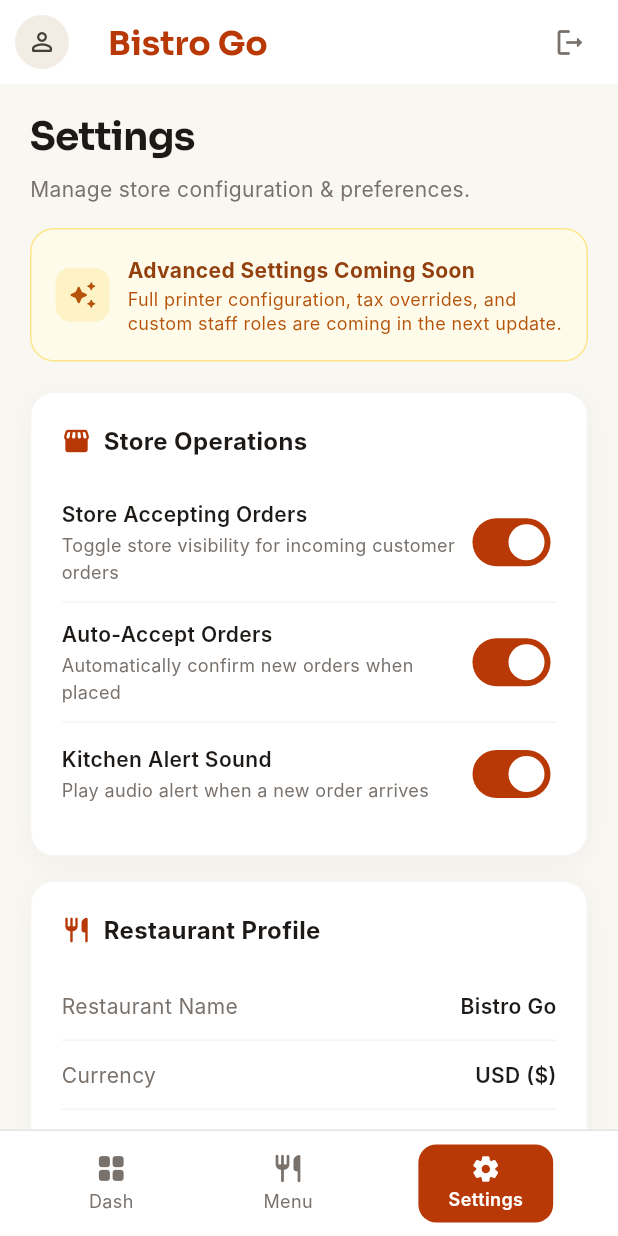
After one commit to AbdullahNasrullah10937/Bistro-Go, a Flutter app: the AdminSettingsScreen screen opened by its route, on a phone screen of 412 x 824 dp. The commit adds this screen. Run offline on Flutter 3.47's test engine with Material 3 defaults, Android fonts, the phone set to English and light mode, and no system bars; our stand-ins replace cached_network_image, flutter_riverpod, go_router, google_fonts, image_picker, shimmer and 1 more; missing offline and left inert: flutter_stripe; accounts and stored records are empty.

Commit message:
feat: add AdminSettingsScreen, remove notification icon from admin top bars, and wire Settings tab

```diff
--- a/lib/core/router/app_router.dart
+++ b/lib/core/router/app_router.dart
@@ -24,6 +24,7 @@ import '../../features/admin/admin_dashboard_screen.dart';
 import '../../features/admin/admin_order_detail_screen.dart';
 import '../../features/admin/menu_management_screen.dart';
 import '../../features/admin/add_edit_menu_item_screen.dart';
+import '../../features/admin/admin_settings_screen.dart';
 import '../../features/ai_assistant/ai_assistant_screen.dart';
 import '../../features/home/main_shell.dart';
 
@@ -50,6 +51,7 @@ abstract class AppRoutes {
   static const menuManagement = '/admin/menu';
   static const addMenuItem = '/admin/menu/add';
   static const editMenuItem = '/admin/menu/edit/:id';
+  static const adminSettings = '/admin/settings';
   static const aiAssistant = '/ai-assistant';
 }
 
@@ -173,6 +175,10 @@ final routerProvider = Provider<GoRouter>((ref) {
         builder: (context, state) =>
             AddEditMenuItemScreen(itemId: state.pathParameters['id']),
       ),
+      GoRoute(
+        path: AppRoutes.adminSettings,
+        builder: (context, state) => const AdminSettingsScreen(),
+      ),
     ],
     errorBuilder: (context, state) => Scaffold(
       body: Center(child: Text('Page not found: ${state.error}')),
--- a/lib/features/admin/admin_dashboard_screen.dart
+++ b/lib/features/admin/admin_dashboard_screen.dart
@@ -78,10 +78,6 @@ class _AdminDashboardScreenState extends ConsumerState<AdminDashboardScreen> {
           ),
         ),
         actions: [
-          IconButton(
-            icon: const Icon(Icons.notifications_none_rounded, color: Color(0xFF292524), size: 24),
-            onPressed: () {},
-          ),
           IconButton(
             icon: const Icon(Icons.logout_rounded, color: Color(0xFF78716C), size: 22),
             tooltip: 'Sign Out',
@@ -235,11 +231,7 @@ class _AdminDashboardScreenState extends ConsumerState<AdminDashboardScreen> {
 
               // Settings Tab
               InkWell(
-                onTap: () {
-                  ScaffoldMessenger.of(context).showSnackBar(
-                    const SnackBar(content: Text('Settings feature coming soon.')),
-                  );
-                },
+                onTap: () => context.push(AppRoutes.adminSettings),
                 borderRadius: BorderRadius.circular(12),
                 child: Padding(
                   padding: const EdgeInsets.symmetric(horizontal: 16, vertical: 6),
@@ -543,7 +535,6 @@ class _AdminOrderTile extends ConsumerWidget {
         OrderStatus.ready => (const Color(0xFFDCFCE7), const Color(0xFF15803D)),
         OrderStatus.completed => (const Color(0xFFDCFCE7), const Color(0xFF15803D)),
         OrderStatus.cancelled => (const Color(0xFFFEE2E2), const Color(0xFFB91C1C)),
-        _ => (const Color(0xFFF3F4F6), const Color(0xFF4B5563)),
       };
 
   IconData _statusIcon(OrderStatus s) => switch (s) {
@@ -553,6 +544,5 @@ class _AdminOrderTile extends ConsumerWidget {
         OrderStatus.ready => Icons.done_all_rounded,
         OrderStatus.completed => Icons.check_circle_rounded,
         OrderStatus.cancelled => Icons.cancel_outlined,
-        _ => Icons.info_outline,
       };
 }
--- a/lib/features/admin/admin_order_detail_screen.dart
+++ b/lib/features/admin/admin_order_detail_screen.dart
@@ -37,13 +37,6 @@ class AdminOrderDetailScreen extends ConsumerWidget {
             color: Color(0xFFB83806),
           ),
         ),
-        actions: [
-          IconButton(
-            icon: const Icon(Icons.notifications_none_rounded, color: Color(0xFF292524), size: 24),
-            onPressed: () {},
-          ),
-          const SizedBox(width: 8),
-        ],
       ),
       body: orderAsync.when(
         data: (order) => SingleChildScrollView(
--- /dev/null
+++ b/lib/features/admin/admin_settings_screen.dart
@@ -0,0 +1,460 @@
+// lib/features/admin/admin_settings_screen.dart
+import 'package:flutter/material.dart';
+import 'package:flutter_riverpod/flutter_riverpod.dart';
+import 'package:go_router/go_router.dart';
+import '../../core/constants/app_colors.dart';
+import '../../core/router/app_router.dart';
+import '../../services/auth_service.dart';
+
+class AdminSettingsScreen extends ConsumerStatefulWidget {
+  const AdminSettingsScreen({super.key});
+
+  @override
+  ConsumerState<AdminSettingsScreen> createState() => _AdminSettingsScreenState();
+}
+
+class _AdminSettingsScreenState extends ConsumerState<AdminSettingsScreen> {
+  bool _soundAlerts = true;
+  bool _autoAccept = true;
+  bool _isOpen = true;
+
+  @override
+  Widget build(BuildContext context) {
+    return Scaffold(
+      backgroundColor: const Color(0xFFF9F7F2),
+      appBar: AppBar(
+        backgroundColor: Colors.white,
+        elevation: 0,
+        scrolledUnderElevation: 0.5,
+        leading: Padding(
+          padding: const EdgeInsets.all(10.0),
+          child: CircleAvatar(
+            backgroundColor: const Color(0xFFF2ECE4),
+            child: const Icon(Icons.person_outline_rounded, size: 20, color: Color(0xFF44403C)),
+          ),
+        ),
+        title: const Text(
+          'Bistro Go',
+          style: TextStyle(
+            fontFamily: 'Sora',
+            fontSize: 22,
+            fontWeight: FontWeight.bold,
+            color: Color(0xFFB83806),
+          ),
+        ),
+        actions: [
+          IconButton(
+            icon: const Icon(Icons.logout_rounded, color: Color(0xFF78716C), size: 22),
+            tooltip: 'Sign Out',
+            onPressed: () async {
+              await ref.read(authServiceProvider).signOut();
+              if (context.mounted) context.go(AppRoutes.adminLogin);
+            },
+          ),
+          const SizedBox(width: 8),
+        ],
+      ),
+      body: SingleChildScrollView(
+        padding: const EdgeInsets.fromLTRB(20, 16, 20, 32),
+        child: Column(
+          crossAxisAlignment: CrossAxisAlignment.start,
+          children: [
+            const Text(
+              'Settings',
+              style: TextStyle(
+                fontFamily: 'Sora',
+                fontSize: 26,
+                fontWeight: FontWeight.bold,
+                color: Color(0xFF1C1917),
+                letterSpacing: -0.5,
+              ),
+            ),
+            const SizedBox(height: 4),
+            const Text(
+              'Manage store configuration & preferences.',
+              style: TextStyle(
+                fontFamily: 'Inter',
+                fontSize: 14,
+                color: Color(0xFF78716C),
+              ),
+            ),
+            const SizedBox(height: 16),
+
+            // Coming Soon Notice Banner
+            Container(
+              width: double.infinity,
+              padding: const EdgeInsets.all(16),
+              decoration: BoxDecoration(
+                color: const Color(0xFFFFFBEB),
+                borderRadius: BorderRadius.circular(16),
+                border: Border.all(color: const Color(0xFFFDE68A)),
+              ),
+              child: Row(
+                children: [
+                  Container(
+                    padding: const EdgeInsets.all(8),
+                    decoration: BoxDecoration(
+                      color: const Color(0xFFFEF3C7),
+                      borderRadius: BorderRadius.circular(10),
+                    ),
+                    child: const Icon(Icons.auto_awesome_rounded, color: Color(0xFFB45309), size: 20),
+                  ),
+                  const SizedBox(width: 12),
+                  Expanded(
+                    child: Column(
+                      crossAxisAlignment: CrossAxisAlignment.start,
+                      children: const [
+                        Text(
+                          'Advanced Settings Coming Soon',
+                          style: TextStyle(
+                            fontFamily: 'Inter',
+                            fontSize: 14,
+                            fontWeight: FontWeight.bold,
+                            color: Color(0xFF92400E),
+                          ),
+                        ),
+                        SizedBox(height: 2),
+                        Text(
+                          'Full printer configuration, tax overrides, and custom staff roles are coming in the next update.',
+                          style: TextStyle(
+                            fontFamily: 'Inter',
+                            fontSize: 12,
+                            color: Color(0xFFB45309),
+                            height: 1.3,
+                          ),
+                        ),
+                      ],
+                    ),
+                  ),
+                ],
+              ),
+            ),
+            const SizedBox(height: 20),
+
+            // Section 1: Store Operations
+            _CardContainer(
+              title: 'Store Operations',
+              icon: Icons.storefront_rounded,
+              child: Column(
+                children: [
+                  _SettingSwitchTile(
+                    title: 'Store Accepting Orders',
+                    subtitle: 'Toggle store visibility for incoming customer orders',
+                    value: _isOpen,
+                    onChanged: (v) => setState(() => _isOpen = v),
+                  ),
+                  const Divider(height: 1, color: Color(0xFFF5F5F4)),
+                  _SettingSwitchTile(
+                    title: 'Auto-Accept Orders',
+                    subtitle: 'Automatically confirm new orders when placed',
+                    value: _autoAccept,
+                    onChanged: (v) => setState(() => _autoAccept = v),
+                  ),
+                  const Divider(height: 1, color: Color(0xFFF5F5F4)),
+                  _SettingSwitchTile(
+                    title: 'Kitchen Alert Sound',
+                    subtitle: 'Play audio alert when a new order arrives',
+                    value: _soundAlerts,
+                    onChanged: (v) => setState(() => _soundAlerts = v),
+                  ),
+                ],
+              ),
+            ),
+            const SizedBox(height: 16),
+
+            // Section 2: Restaurant Profile
+            _CardContainer(
+              title: 'Restaurant Profile',
+              icon: Icons.restaurant_rounded,
+              child: Column(
+                children: const [
+                  _InfoRow(label: 'Restaurant Name', value: 'Bistro Go'),
+                  Divider(height: 1, color: Color(0xFFF5F5F4)),
+                  _InfoRow(label: 'Currency', value: r'USD ($)'),
+                  Divider(height: 1, color: Color(0xFFF5F5F4)),
+                  _InfoRow(label: 'Tax Rate', value: '8.5%'),
+                  Divider(height: 1, color: Color(0xFFF5F5F4)),
+                  _InfoRow(label: 'Default Prep Time', value: '20 mins'),
+                ],
+              ),
+            ),
+            const SizedBox(height: 16),
+
+            // Section 3: Admin Account
+            _CardContainer(
+              title: 'Account & Version',
+              icon: Icons.admin_panel_settings_rounded,
+              child: Column(
+                children: [
+                  const _InfoRow(label: 'Role', value: 'Administrator'),
+                  const Divider(height: 1, color: Color(0xFFF5F5F4)),
+                  const _InfoRow(label: 'App Version', value: 'v1.0.0 (Release)'),
+                  const SizedBox(height: 16),
+                  SizedBox(
+                    width: double.infinity,
+                    height: 44,
+                    child: OutlinedButton.icon(
+                      onPressed: () async {
+                        await ref.read(authServiceProvider).signOut();
+                        if (context.mounted) context.go(AppRoutes.adminLogin);
+                      },
+                      icon: const Icon(Icons.logout_rounded, size: 18, color: AppColors.error),
+                      label: const Text(
+                        'Sign Out of Admin Portal',
+                        style: TextStyle(
+                          fontFamily: 'Inter',
+                          fontSize: 14,
+                          fontWeight: FontWeight.w600,
+                          color: AppColors.error,
+                        ),
+                      ),
+                      style: OutlinedButton.styleFrom(
+                        side: const BorderSide(color: AppColors.error),
+                        shape: RoundedRectangleBorder(borderRadius: BorderRadius.circular(10)),
+                        backgroundColor: Colors.white,
+                      ),
+                    ),
+                  ),
+                ],
+              ),
+            ),
+          ],
+        ),
+      ),
+      bottomNavigationBar: Container(
+        decoration: const BoxDecoration(
+          color: Colors.white,
+          border: Border(top: BorderSide(color: Color(0xFFE7E5E4))),
+        ),
+        padding: const EdgeInsets.symmetric(vertical: 8, horizontal: 16),
+        child: SafeArea(
+          child: Row(
+            mainAxisAlignment: MainAxisAlignment.spaceAround,
+            children: [
+              // Dash Tab
+              InkWell(
+                onTap: () => context.go(AppRoutes.adminDashboard),
+                borderRadius: BorderRadius.circular(12),
+                child: Padding(
+                  padding: const EdgeInsets.symmetric(horizontal: 16, vertical: 6),
+                  child: Column(
+                    mainAxisSize: MainAxisSize.min,
+                    children: const [
+                      Icon(Icons.grid_view_rounded, color: Color(0xFF78716C), size: 22),
+                      SizedBox(height: 2),
+                      Text(
+                        'Dash',
+                        style: TextStyle(
+                          fontFamily: 'Inter',
+                          fontSize: 12,
+                          color: Color(0xFF78716C),
+                        ),
+                      ),
+                    ],
+                  ),
+                ),
+              ),
+
+              // Menu Tab
+              InkWell(
+                onTap: () => context.push(AppRoutes.menuManagement),
+                borderRadius: BorderRadius.circular(12),
+                child: Padding(
+                  padding: const EdgeInsets.symmetric(horizontal: 16, vertical: 6),
+                  child: Column(
+                    mainAxisSize: MainAxisSize.min,
+                    children: const [
+                      Icon(Icons.restaurant_rounded, color: Color(0xFF78716C), size: 22),
+                      SizedBox(height: 2),
+                      Text(
+                        'Menu',
+                        style: TextStyle(
+                          fontFamily: 'Inter',
+                          fontSize: 12,
+                          color: Color(0xFF78716C),
+                        ),
+                      ),
+                    ],
+                  ),
+                ),
+              ),
+
+              // Active Settings Tab (Filled Terracotta Pill)
+              Container(
+                decoration: BoxDecoration(
+                  color: const Color(0xFFB83806),
+                  borderRadius: BorderRadius.circular(12),
+                ),
+                padding: const EdgeInsets.symmetric(horizontal: 20, vertical: 6),
+                child: Column(
+                  mainAxisSize: MainAxisSize.min,
+                  children: const [
+                    Icon(Icons.settings_rounded, color: Colors.white, size: 20),
+                    SizedBox(height: 2),
+                    Text(
+                      'Settings',
+                      style: TextStyle(
+                        fontFamily: 'Inter',
+                        fontSize: 12,
+                        fontWeight: FontWeight.w600,
+                        color: Colors.white,
+                      ),
+                    ),
+                  ],
+                ),
+              ),
+            ],
+          ),
+        ),
+      ),
+    );
+  }
+}
+
+class _CardContainer extends StatelessWidget {
+  final String title;
+  final IconData icon;
+  final Widget child;
+
+  const _CardContainer({
+    required this.title,
+    required this.icon,
+    required this.child,
+  });
+
+  @override
+  Widget build(BuildContext context) {
+    return Container(
+      width: double.infinity,
+      padding: const EdgeInsets.all(20),
+      decoration: BoxDecoration(
+        color: Colors.white,
+        borderRadius: BorderRadius.circular(16),
+        boxShadow: [
+          BoxShadow(
+            color: const Color(0xFF4A3E37).withValues(alpha: 0.05),
+            blurRadius: 16,
+            offset: const Offset(0, 4),
+          ),
+        ],
+        border: Border.all(color: const Color(0xFFF5F5F4)),
+      ),
+      child: Column(
+        crossAxisAlignment: CrossAxisAlignment.start,
+        children: [
+          Row(
+            children: [
+              Icon(icon, color: const Color(0xFFB83806), size: 20),
+              const SizedBox(width: 8),
+              Text(
+                title,
+                style: const TextStyle(
+                  fontFamily: 'Inter',
+                  fontSize: 16,
+                  fontWeight: FontWeight.bold,
+                  color: Color(0xFF1C1917),
+                ),
+              ),
+            ],
+          ),
+          const SizedBox(height: 16),
+          child,
+        ],
+      ),
+    );
+  }
+}
+
+class _SettingSwitchTile extends StatelessWidget {
+  final String title;
+  final String subtitle;
+  final bool value;
+  final ValueChanged<bool> onChanged;
+
+  const _SettingSwitchTile({
+    required this.title,
+    required this.subtitle,
+    required this.value,
+    required this.onChanged,
+  });
+
+  @override
+  Widget build(BuildContext context) {
+    return Padding(
+      padding: const EdgeInsets.symmetric(vertical: 10),
+      child: Row(
+        children: [
+          Expanded(
+            child: Column(
+              crossAxisAlignment: CrossAxisAlignment.start,
+              children: [
+                Text(
+                  title,
+                  style: const TextStyle(
+                    fontFamily: 'Inter',
+                    fontSize: 14,
+                    fontWeight: FontWeight.w600,
+                    color: Color(0xFF1C1917),
+                  ),
+                ),
+                const SizedBox(height: 2),
+                Text(
+                  subtitle,
+                  style: const TextStyle(
+                    fontFamily: 'Inter',
+                    fontSize: 12,
+                    color: Color(0xFF78716C),
+                  ),
+                ),
+              ],
+            ),
+          ),
+          Switch(
+            value: value,
+            onChanged: onChanged,
+            activeColor: Colors.white,
+            activeTrackColor: const Color(0xFFB83806),
+            inactiveThumbColor: Colors.white,
+            inactiveTrackColor: const Color(0xFFE7E5E4),
+          ),
+        ],
+      ),
+    );
+  }
+}
+
+class _InfoRow extends StatelessWidget {
+  final String label;
+  final String value;
+
+  const _InfoRow({required this.label, required this.value});
+
+  @override
+  Widget build(BuildContext context) {
+    return Padding(
+      padding: const EdgeInsets.symmetric(vertical: 12),
+      child: Row(
+        mainAxisAlignment: MainAxisAlignment.spaceBetween,
+        children: [
+          Text(
+            label,
+            style: const TextStyle(
+              fontFamily: 'Inter',
+              fontSize: 14,
+              color: Color(0xFF78716C),
+            ),
+          ),
+          Text(
+            value,
+            style: const TextStyle(
+              fontFamily: 'Inter',
+              fontSize: 14,
+              fontWeight: FontWeight.w600,
+              color: Color(0xFF1C1917),
+            ),
+          ),
+        ],
+      ),
+    );
+  }
+}
--- a/lib/features/admin/menu_management_screen.dart
+++ b/lib/features/admin/menu_management_screen.dart
@@ -55,13 +55,6 @@ class _MenuManagementScreenState extends ConsumerState<MenuManagementScreen> {
             color: Color(0xFFB83806),
           ),
         ),
-        actions: [
-          IconButton(
-            icon: const Icon(Icons.notifications_none_rounded, color: Color(0xFF292524), size: 24),
-            onPressed: () {},
-          ),
-          const SizedBox(width: 8),
-        ],
       ),
       body: Column(
         crossAxisAlignment: CrossAxisAlignment.start,
@@ -347,11 +340,7 @@ class _MenuManagementScreenState extends ConsumerState<MenuManagementScreen> {
 
               // Settings Tab
               InkWell(
-                onTap: () {
-                  ScaffoldMessenger.of(context).showSnackBar(
-                    const SnackBar(content: Text('Settings feature coming soon.')),
-                  );
-                },
+                onTap: () => context.push(AppRoutes.adminSettings),
                 borderRadius: BorderRadius.circular(12),
                 child: Padding(
                   padding: const EdgeInsets.symmetric(horizontal: 16, vertical: 6),
```
